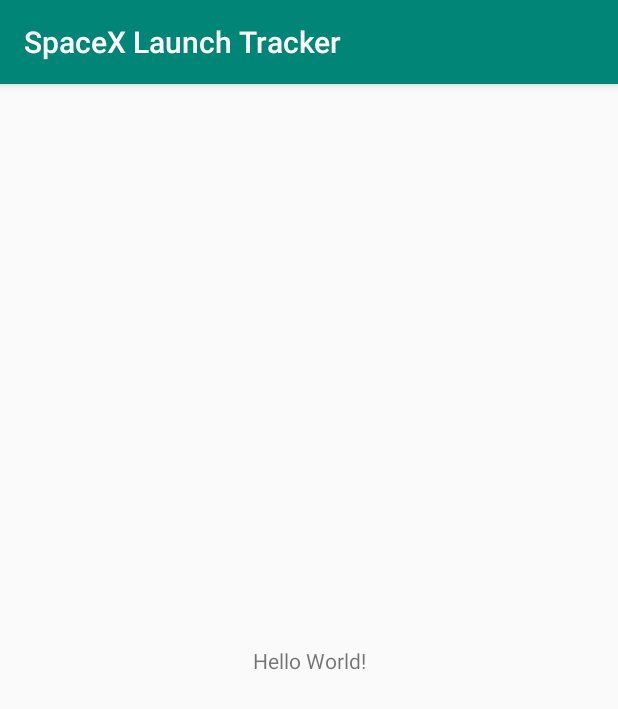
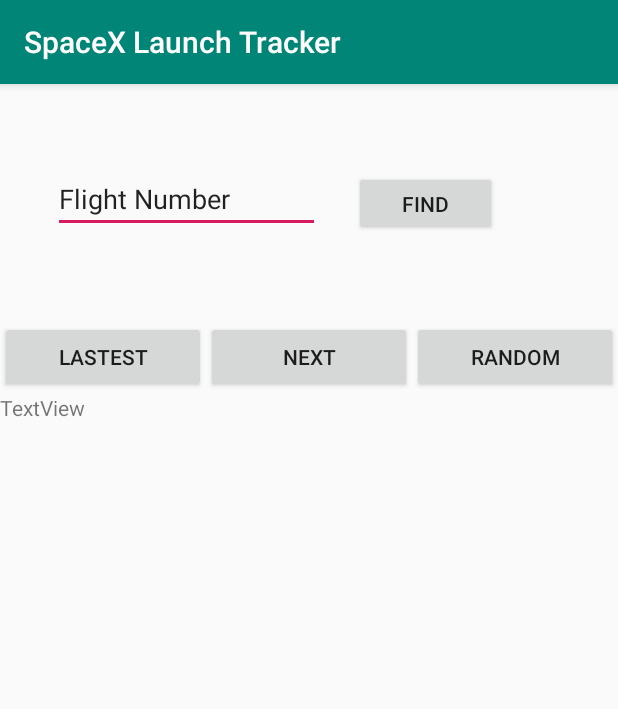
Before and after one commit to nch3nch3/CS125Final, an Android app: the screen it shows after launch (MainActivity), on a phone screen of 412 x 824 dp. Shown: the top 709 px of the screen. Run offline under Robolectric (Android 15) with nearby library versions, the phone set to English and light mode, and no system bars.

Commit message:
Initial Setup + UI basics

```diff
--- a/app/src/main/java/com/example/spacexlaunchtracker/MainActivity.java
+++ b/app/src/main/java/com/example/spacexlaunchtracker/MainActivity.java
@@ -10,4 +10,10 @@ public class MainActivity extends AppCompatActivity {
         super.onCreate(savedInstanceState);
         setContentView(R.layout.activity_main);
     }
+    public void updateText() {
+
+    }
+    public void updateText(final int input) {
+
+    }
 }
--- a/app/src/main/res/layout/activity_main.xml
+++ b/app/src/main/res/layout/activity_main.xml
@@ -1,18 +1,102 @@
 <?xml version="1.0" encoding="utf-8"?>
-<android.support.constraint.ConstraintLayout xmlns:android="http://schemas.android.com/apk/res/android"
+<LinearLayout xmlns:android="http://schemas.android.com/apk/res/android"
     xmlns:app="http://schemas.android.com/apk/res-auto"
     xmlns:tools="http://schemas.android.com/tools"
     android:layout_width="match_parent"
     android:layout_height="match_parent"
-    tools:context=".MainActivity">
+    android:orientation="vertical"
+    tools:context=".MainActivity" >
 
-    <TextView
+    <android.support.constraint.ConstraintLayout
+        android:layout_width="421dp"
+        android:layout_height="158dp">
+
+        <EditText
+            android:id="@+id/missionInput"
+            android:layout_width="178dp"
+            android:layout_height="43dp"
+            android:layout_marginStart="35dp"
+            android:layout_marginLeft="35dp"
+            android:layout_marginTop="56dp"
+            android:layout_marginEnd="208dp"
+            android:layout_marginRight="208dp"
+            android:layout_marginBottom="59dp"
+            android:ems="10"
+            android:inputType="number"
+            android:text="Flight Number"
+            app:layout_constraintBottom_toBottomOf="parent"
+            app:layout_constraintEnd_toEndOf="parent"
+            app:layout_constraintStart_toStartOf="parent"
+            app:layout_constraintTop_toTopOf="parent" />
+
+        <Button
+            android:id="@+id/launchFinder"
+            android:layout_width="95dp"
+            android:layout_height="43dp"
+            android:layout_marginStart="225dp"
+            android:layout_marginLeft="225dp"
+            android:layout_marginTop="55dp"
+            android:layout_marginEnd="90dp"
+            android:layout_marginRight="90dp"
+            android:layout_marginBottom="55dp"
+            android:text="Find"
+            app:layout_constraintBottom_toBottomOf="parent"
+            app:layout_constraintEnd_toEndOf="parent"
+            app:layout_constraintHorizontal_bias="1.0"
+            app:layout_constraintStart_toStartOf="parent"
+            app:layout_constraintTop_toTopOf="parent"
+            app:layout_constraintVertical_bias="0.6" />
+    </android.support.constraint.ConstraintLayout>
+
+    <LinearLayout
+        android:layout_width="match_parent"
+        android:layout_height="wrap_content"
+        android:orientation="horizontal">
+
+        <Button
+            android:id="@+id/lastestLaunch"
+            android:layout_width="wrap_content"
+            android:layout_height="wrap_content"
+            android:layout_weight="1"
+            android:text="Lastest" />
+
+        <Button
+            android:id="@+id/nextLaunch"
+            android:layout_width="wrap_content"
+            android:layout_height="wrap_content"
+            android:layout_weight="1"
+            android:text="Next" />
+
+        <Button
+            android:id="@+id/randomLaunch"
+            android:layout_width="wrap_content"
+            android:layout_height="wrap_content"
+            android:layout_weight="1"
+            android:text="Random" />
+    </LinearLayout>
+
+    <LinearLayout
         android:layout_width="wrap_content"
         android:layout_height="wrap_content"
-        android:text="Hello World!"
-        app:layout_constraintBottom_toBottomOf="parent"
-        app:layout_constraintLeft_toLeftOf="parent"
-        app:layout_constraintRight_toRightOf="parent"
-        app:layout_constraintTop_toTopOf="parent" />
+        android:orientation="vertical">
 
-</android.support.constraint.ConstraintLayout>
+        <ScrollView
+            android:layout_width="427dp"
+            android:layout_height="300dp">
+
+            <LinearLayout
+                android:layout_width="match_parent"
+                android:layout_height="match_parent"
+                android:orientation="vertical" >
+
+                <TextView
+                    android:id="@+id/caption"
+                    android:layout_width="match_parent"
+                    android:layout_height="wrap_content"
+                    android:text="TextView" />
+            </LinearLayout>
+        </ScrollView>
+
+    </LinearLayout>
+
+</LinearLayout>
```
